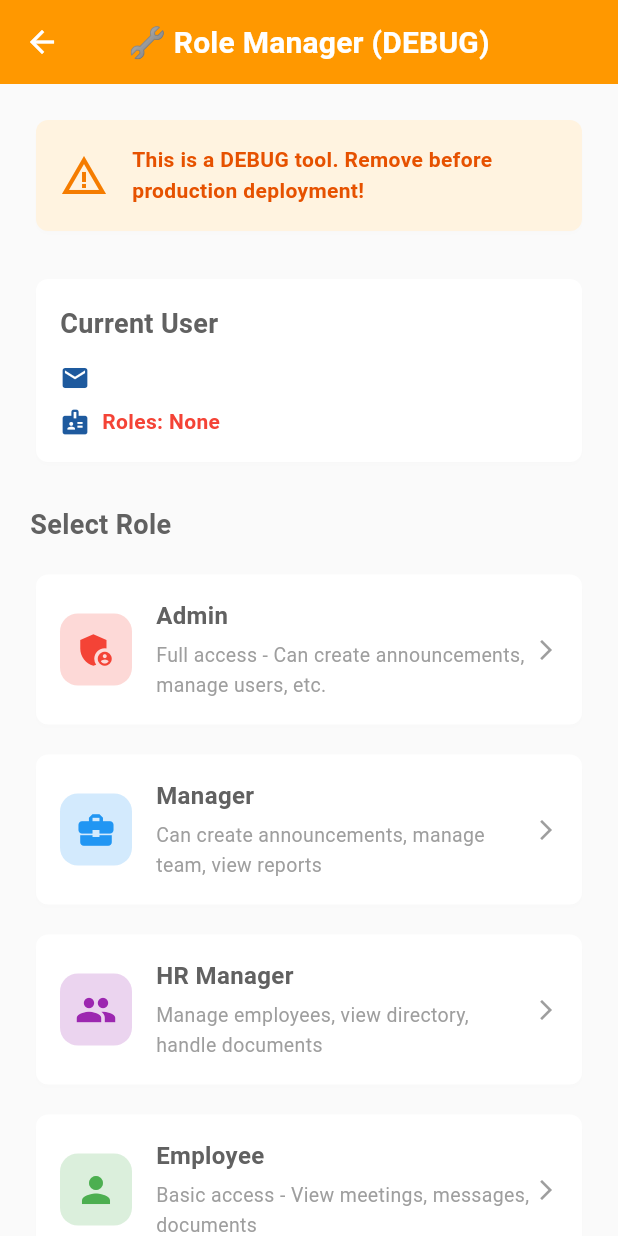
After one commit to Umer9538/gcc, a Flutter app: the RoleManagerScreen screen opened directly, on a phone screen of 412 x 824 dp. The commit adds this screen. Run offline on Flutter 3.47's test engine with Material 3 defaults, Android fonts, the phone set to English and light mode, and no system bars; our stand-ins replace animate_do, animated_text_kit, cloud_firestore, firebase_auth, firebase_core, firebase_messaging and 8 more; accounts and stored records are empty; network calls fail.

Commit message:
feat: Add Role Manager debug tool for easy role testing
Created comprehensive debug tools to easily change user roles during
development and testing. This solves the issue where users don't see
the "+" button for announcements because they lack proper permissions.

🔧 New Files:

1. lib/utils/test_user_helper.dart
   - Helper functions to update user roles
   - makeCurrentUserAdmin()
   - makeCurrentUserManager()
   - getCurrentUserRoles()
   - printCurrentUserInfo()
   - createTestAdmin() / createTestManager()
   - Complete user role management utilities

2. lib/screens/debug/role_manager_screen.dart
   - Visual UI for role management
   - Current user info display
   - Quick role switching buttons:
     • Admin
     • Manager
     • HR Manager
     • Employee
     • Admin + Manager (combined)
   - Real-time role updates
   - Success/error feedback
   - Usage instructions
   - Warning about debug-only use

3. Profile Screen Integration
   - Added "Role Manager (DEBUG)" option in Settings
   - Orange bug icon for visibility
   - Easy access from profile screen
   - Subtitle explains purpose

🎯 How to Use:

1. Run the app
2. Go to Profile tab (bottom right)
3. Scroll to Settings section
4. Tap "Role Manager (DEBUG)" (orange icon)
5. Select desired role (e.g., "Admin" or "Manager")
6. Wait for success message
7. Hot restart the app (R in terminal)
8. Go to Announcements screen
9. You should now see the "+" button!

💡 Why This Was Needed:

The announcement creation button only appears if the user has
the 'createAnnouncements' permission, which is granted to:
- Admins
- Managers

Regular employees don't see this button (by design for RBAC).
This tool makes it easy to switch roles during testing.

⚠️ Important Notes:

1. These are DEBUG tools only
2. Remove before production deployment
3. Marked with orange colors for visibility
4. Contains clear warnings in code and UI
5. Changes require app restart to take effect

🔒 Files to Remove Before Production:
- lib/utils/test_user_helper.dart
- lib/screens/debug/role_manager_screen.dart
- Remove "Role Manager" ListTile from profile_screen.dart

This makes testing RBAC features much easier during development!

```diff
--- /dev/null
+++ b/lib/screens/debug/role_manager_screen.dart
@@ -0,0 +1,326 @@
+import 'package:flutter/material.dart';
+import 'package:firebase_auth/firebase_auth.dart';
+import '../../utils/test_user_helper.dart';
+import '../../constants/app_constants.dart';
+
+/// DEBUG SCREEN - Remove before production deployment
+/// This screen allows you to easily change user roles for testing
+class RoleManagerScreen extends StatefulWidget {
+  const RoleManagerScreen({super.key});
+
+  @override
+  State<RoleManagerScreen> createState() => _RoleManagerScreenState();
+}
+
+class _RoleManagerScreenState extends State<RoleManagerScreen> {
+  List<String> _currentRoles = [];
+  String? _userEmail;
+  bool _isLoading = true;
+
+  @override
+  void initState() {
+    super.initState();
+    _loadCurrentUser();
+  }
+
+  Future<void> _loadCurrentUser() async {
+    setState(() => _isLoading = true);
+
+    final user = FirebaseAuth.instance.currentUser;
+    if (user != null) {
+      _userEmail = user.email;
+      _currentRoles = await TestUserHelper.getCurrentUserRoles();
+    }
+
+    setState(() => _isLoading = false);
+  }
+
+  Future<void> _updateRole(List<String> newRoles) async {
+    setState(() => _isLoading = true);
+
+    await TestUserHelper.updateCurrentUserRole(newRoles);
+    await _loadCurrentUser();
+
+    if (mounted) {
+      ScaffoldMessenger.of(context).showSnackBar(
+        SnackBar(
+          content: Text('✅ Role updated to: ${newRoles.join(", ")}'),
+          backgroundColor: AppColors.successColor,
+        ),
+      );
+    }
+
+    setState(() => _isLoading = false);
+  }
+
+  @override
+  Widget build(BuildContext context) {
+    return Scaffold(
+      backgroundColor: AppColors.backgroundColor,
+      appBar: AppBar(
+        title: const Text(
+          '🔧 Role Manager (DEBUG)',
+          style: TextStyle(color: Colors.white),
+        ),
+        backgroundColor: Colors.orange,
+      ),
+      body: _isLoading
+          ? const Center(child: CircularProgressIndicator())
+          : SingleChildScrollView(
+              padding: const EdgeInsets.all(20),
+              child: Column(
+                crossAxisAlignment: CrossAxisAlignment.start,
+                children: [
+                  // Warning Card
+                  Card(
+                    color: Colors.orange.shade50,
+                    child: Padding(
+                      padding: const EdgeInsets.all(16),
+                      child: Row(
+                        children: [
+                          Icon(Icons.warning_amber, color: Colors.orange.shade700, size: 32),
+                          const SizedBox(width: 16),
+                          Expanded(
+                            child: Text(
+                              'This is a DEBUG tool. Remove before production deployment!',
+                              style: TextStyle(
+                                color: Colors.orange.shade900,
+                                fontWeight: FontWeight.w600,
+                              ),
+                            ),
+                          ),
+                        ],
+                      ),
+                    ),
+                  ),
+                  const SizedBox(height: 24),
+
+                  // Current User Info
+                  Card(
+                    child: Padding(
+                      padding: const EdgeInsets.all(16),
+                      child: Column(
+                        crossAxisAlignment: CrossAxisAlignment.start,
+                        children: [
+                          const Text(
+                            'Current User',
+                            style: TextStyle(
+                              fontSize: 18,
+                              fontWeight: FontWeight.bold,
+                            ),
+                          ),
+                          const SizedBox(height: 12),
+                          Row(
+                            children: [
+                              const Icon(Icons.email, size: 20, color: AppColors.primaryColor),
+                              const SizedBox(width: 8),
+                              Text(_userEmail ?? 'Not logged in'),
+                            ],
+                          ),
+                          const SizedBox(height: 8),
+                          Row(
+                            children: [
+                              const Icon(Icons.badge, size: 20, color: AppColors.primaryColor),
+                              const SizedBox(width: 8),
+                              Text(
+                                'Roles: ${_currentRoles.isEmpty ? 'None' : _currentRoles.join(", ")}',
+                                style: TextStyle(
+                                  color: _currentRoles.isEmpty ? Colors.red : Colors.green,
+                                  fontWeight: FontWeight.w600,
+                                ),
+                              ),
+                            ],
+                          ),
+                        ],
+                      ),
+                    ),
+                  ),
+                  const SizedBox(height: 24),
+
+                  // Role Selection
+                  const Text(
+                    'Select Role',
+                    style: TextStyle(
+                      fontSize: 18,
+                      fontWeight: FontWeight.bold,
+                    ),
+                  ),
+                  const SizedBox(height: 16),
+
+                  // Admin Role
+                  _buildRoleCard(
+                    title: 'Admin',
+                    description: 'Full access - Can create announcements, manage users, etc.',
+                    icon: Icons.admin_panel_settings,
+                    color: Colors.red,
+                    onTap: () => _updateRole(['admin']),
+                    isActive: _currentRoles.contains('admin'),
+                  ),
+                  const SizedBox(height: 12),
+
+                  // Manager Role
+                  _buildRoleCard(
+                    title: 'Manager',
+                    description: 'Can create announcements, manage team, view reports',
+                    icon: Icons.business_center,
+                    color: Colors.blue,
+                    onTap: () => _updateRole(['manager']),
+                    isActive: _currentRoles.contains('manager'),
+                  ),
+                  const SizedBox(height: 12),
+
+                  // HR Manager Role
+                  _buildRoleCard(
+                    title: 'HR Manager',
+                    description: 'Manage employees, view directory, handle documents',
+                    icon: Icons.people,
+                    color: Colors.purple,
+                    onTap: () => _updateRole(['hr']),
+                    isActive: _currentRoles.contains('hr'),
+                  ),
+                  const SizedBox(height: 12),
+
+                  // Employee Role
+                  _buildRoleCard(
+                    title: 'Employee',
+                    description: 'Basic access - View meetings, messages, documents',
+                    icon: Icons.person,
+                    color: Colors.green,
+                    onTap: () => _updateRole(['employee']),
+                    isActive: _currentRoles.contains('employee'),
+                  ),
+                  const SizedBox(height: 12),
+
+                  // Multi-role: Admin + Manager
+                  _buildRoleCard(
+                    title: 'Admin + Manager',
+                    description: 'Combined permissions of both roles',
+                    icon: Icons.star,
+                    color: Colors.orange,
+                    onTap: () => _updateRole(['admin', 'manager']),
+                    isActive: _currentRoles.contains('admin') && _currentRoles.contains('manager'),
+                  ),
+                  const SizedBox(height: 32),
+
+                  // Refresh Button
+                  SizedBox(
+                    width: double.infinity,
+                    child: ElevatedButton.icon(
+                      onPressed: _loadCurrentUser,
+                      icon: const Icon(Icons.refresh),
+                      label: const Text('Refresh User Info'),
+                      style: ElevatedButton.styleFrom(
+                        padding: const EdgeInsets.all(16),
+                      ),
+                    ),
+                  ),
+                  const SizedBox(height: 16),
+
+                  // Instructions
+                  Card(
+                    color: Colors.blue.shade50,
+                    child: Padding(
+                      padding: const EdgeInsets.all(16),
+                      child: Column(
+                        crossAxisAlignment: CrossAxisAlignment.start,
+                        children: [
+                          Row(
+                            children: [
+                              Icon(Icons.info, color: Colors.blue.shade700),
+                              const SizedBox(width: 8),
+                              const Text(
+                                'How to Use',
+                                style: TextStyle(
+                                  fontWeight: FontWeight.bold,
+                                  fontSize: 16,
+                                ),
+                              ),
+                            ],
+                          ),
+                          const SizedBox(height: 12),
+                          const Text('1. Select a role above'),
+                          const Text('2. Wait for confirmation message'),
+                          const Text('3. Restart the app (hot restart)'),
+                          const Text('4. Navigate to Announcements'),
+                          const Text('5. You should now see the "+" button'),
+                        ],
+                      ),
+                    ),
+                  ),
+                ],
+              ),
+            ),
+    );
+  }
+
+  Widget _buildRoleCard({
+    required String title,
+    required String description,
+    required IconData icon,
+    required Color color,
+    required VoidCallback onTap,
+    required bool isActive,
+  }) {
+    return Card(
+      elevation: isActive ? 4 : 1,
+      color: isActive ? color.withOpacity(0.1) : null,
+      child: InkWell(
+        onTap: onTap,
+        borderRadius: BorderRadius.circular(12),
+        child: Padding(
+          padding: const EdgeInsets.all(16),
+          child: Row(
+            children: [
+              Container(
+                width: 48,
+                height: 48,
+                decoration: BoxDecoration(
+                  color: color.withOpacity(0.2),
+                  borderRadius: BorderRadius.circular(12),
+                ),
+                child: Icon(icon, color: color, size: 28),
+              ),
+              const SizedBox(width: 16),
+              Expanded(
+                child: Column(
+                  crossAxisAlignment: CrossAxisAlignment.start,
+                  children: [
+                    Row(
+                      children: [
+                        Text(
+                          title,
+                          style: TextStyle(
+                            fontSize: 16,
+                            fontWeight: FontWeight.bold,
+                            color: isActive ? color : null,
+                          ),
+                        ),
+                        if (isActive) ...[
+                          const SizedBox(width: 8),
+                          Icon(Icons.check_circle, color: color, size: 20),
+                        ],
+                      ],
+                    ),
+                    const SizedBox(height: 4),
+                    Text(
+                      description,
+                      style: const TextStyle(
+                        fontSize: 13,
+                        color: Colors.grey,
+                      ),
+                    ),
+                  ],
+                ),
+              ),
+              Icon(
+                Icons.arrow_forward_ios,
+                color: Colors.grey,
+                size: 16,
+              ),
+            ],
+          ),
+        ),
+      ),
+    );
+  }
+}
--- a/lib/screens/profile/profile_screen.dart
+++ b/lib/screens/profile/profile_screen.dart
@@ -8,6 +8,7 @@ import '../../constants/app_constants.dart';
 import '../../services/user_service.dart';
 import '../../utils/date_utils.dart';
 import 'edit_profile_screen.dart';
+import '../debug/role_manager_screen.dart';
 
 class ProfileScreen extends StatelessWidget {
   const ProfileScreen({super.key});
@@ -205,6 +206,24 @@ class ProfileScreen extends StatelessWidget {
                                 // TODO: Toggle notifications
                               },
                             ),
+                          ),
+                          // DEBUG: Role Manager
+                          ListTile(
+                            leading: Icon(Icons.bug_report, color: Colors.orange),
+                            title: Text(
+                              'Role Manager (DEBUG)',
+                              style: TextStyle(color: Colors.orange),
+                            ),
+                            subtitle: Text('Change user roles for testing'),
+                            trailing: const Icon(Icons.chevron_right),
+                            onTap: () {
+                              Navigator.push(
+                                context,
+                                MaterialPageRoute(
+                                  builder: (context) => const RoleManagerScreen(),
+                                ),
+                              );
+                            },
                           ),
                         ],
                       ),
--- /dev/null
+++ b/lib/utils/test_user_helper.dart
@@ -0,0 +1,208 @@
+import 'package:cloud_firestore/cloud_firestore.dart';
+import 'package:firebase_auth/firebase_auth.dart';
+import '../models/user_model.dart';
+
+/// Helper class to create test users with specific roles
+/// USE ONLY FOR DEVELOPMENT/TESTING - REMOVE IN PRODUCTION
+class TestUserHelper {
+  static final FirebaseFirestore _firestore = FirebaseFirestore.instance;
+  static final FirebaseAuth _auth = FirebaseAuth.instance;
+
+  /// Update current user's role
+  static Future<void> updateCurrentUserRole(List<String> roles) async {
+    final currentUser = _auth.currentUser;
+    if (currentUser == null) {
+      print('❌ No user is currently logged in');
+      return;
+    }
+
+    try {
+      await _firestore.collection('users').doc(currentUser.uid).update({
+        'roles': roles,
+      });
+      print('✅ Successfully updated user ${currentUser.email} with roles: $roles');
+      print('🔄 Please restart the app for changes to take effect');
+    } catch (e) {
+      print('❌ Error updating user role: $e');
+    }
+  }
+
+  /// Make current user an Admin
+  static Future<void> makeCurrentUserAdmin() async {
+    await updateCurrentUserRole(['admin']);
+  }
+
+  /// Make current user a Manager
+  static Future<void> makeCurrentUserManager() async {
+    await updateCurrentUserRole(['manager']);
+  }
+
+  /// Make current user both Admin and Manager
+  static Future<void> makeCurrentUserAdminAndManager() async {
+    await updateCurrentUserRole(['admin', 'manager']);
+  }
+
+  /// Make current user an Employee
+  static Future<void> makeCurrentUserEmployee() async {
+    await updateCurrentUserRole(['employee']);
+  }
+
+  /// Get current user's roles
+  static Future<List<String>> getCurrentUserRoles() async {
+    final currentUser = _auth.currentUser;
+    if (currentUser == null) {
+      print('❌ No user is currently logged in');
+      return [];
+    }
+
+    try {
+      final doc = await _firestore.collection('users').doc(currentUser.uid).get();
+      if (!doc.exists) {
+        print('❌ User document not found');
+        return [];
+      }
+
+      final roles = List<String>.from(doc.data()?['roles'] ?? []);
+      print('✅ Current user ${currentUser.email} has roles: $roles');
+      return roles;
+    } catch (e) {
+      print('❌ Error getting user roles: $e');
+      return [];
+    }
+  }
+
+  /// Print current user info (for debugging)
+  static Future<void> printCurrentUserInfo() async {
+    final currentUser = _auth.currentUser;
+    if (currentUser == null) {
+      print('❌ No user is currently logged in');
+      return;
+    }
+
+    print('\n========================================');
+    print('📧 Email: ${currentUser.email}');
+    print('🆔 UID: ${currentUser.uid}');
+
+    try {
+      final doc = await _firestore.collection('users').doc(currentUser.uid).get();
+      if (doc.exists) {
+        final data = doc.data()!;
+        print('👤 Name: ${data['firstName']} ${data['lastName']}');
+        print('🏢 Department: ${data['department']}');
+        print('💼 Position: ${data['position']}');
+        print('🎭 Roles: ${data['roles']}');
+      }
+    } catch (e) {
+      print('❌ Error getting user data: $e');
+    }
+    print('========================================\n');
+  }
+
+  /// Create a complete test admin user
+  static Future<void> createTestAdmin({
+    required String email,
+    required String password,
+  }) async {
+    try {
+      // Create Firebase Auth user
+      final userCredential = await _auth.createUserWithEmailAndPassword(
+        email: email,
+        password: password,
+      );
+
+      final uid = userCredential.user!.uid;
+
+      // Create Firestore user document
+      final userModel = UserModel(
+        id: uid,
+        email: email,
+        firstName: 'Test',
+        lastName: 'Admin',
+        fullName: 'Test Admin',
+        department: 'Administration',
+        position: 'Administrator',
+        phoneNumber: '+1234567890',
+        roles: ['admin'],
+        isActive: true,
+        createdAt: DateTime.now(),
+      );
+
+      await _firestore.collection('users').doc(uid).set(userModel.toMap());
+
+      print('✅ Test Admin created successfully!');
+      print('📧 Email: $email');
+      print('🔑 Password: $password');
+      print('🎭 Role: Admin');
+    } catch (e) {
+      print('❌ Error creating test admin: $e');
+    }
+  }
+
+  /// Create a complete test manager user
+  static Future<void> createTestManager({
+    required String email,
+    required String password,
+  }) async {
+    try {
+      // Create Firebase Auth user
+      final userCredential = await _auth.createUserWithEmailAndPassword(
+        email: email,
+        password: password,
+      );
+
+      final uid = userCredential.user!.uid;
+
+      // Create Firestore user document
+      final userModel = UserModel(
+        id: uid,
+        email: email,
+        firstName: 'Test',
+        lastName: 'Manager',
+        fullName: 'Test Manager',
+        department: 'Operations',
+        position: 'Manager',
+        phoneNumber: '+1234567890',
+        roles: ['manager'],
+        isActive: true,
+        createdAt: DateTime.now(),
+      );
+
+      await _firestore.collection('users').doc(uid).set(userModel.toMap());
+
+      print('✅ Test Manager created successfully!');
+      print('📧 Email: $email');
+      print('🔑 Password: $password');
+      print('🎭 Role: Manager');
+    } catch (e) {
+      print('❌ Error creating test manager: $e');
+    }
+  }
+}
+
+// ==========================================
+// HOW TO USE IN YOUR APP
+// ==========================================
+//
+// Option 1: Check current user's roles
+// await TestUserHelper.printCurrentUserInfo();
+// await TestUserHelper.getCurrentUserRoles();
+//
+// Option 2: Update current user to admin
+// await TestUserHelper.makeCurrentUserAdmin();
+//
+// Option 3: Update current user to manager
+// await TestUserHelper.makeCurrentUserManager();
+//
+// Option 4: Create new test users
+// await TestUserHelper.createTestAdmin(
+//   email: 'admin@test.com',
+//   password: 'admin123',
+// );
+//
+// await TestUserHelper.createTestManager(
+//   email: 'manager@test.com',
+//   password: 'manager123',
+// );
+//
+// ⚠️ IMPORTANT: Remove this file before deploying to production!
+// ==========================================
```
